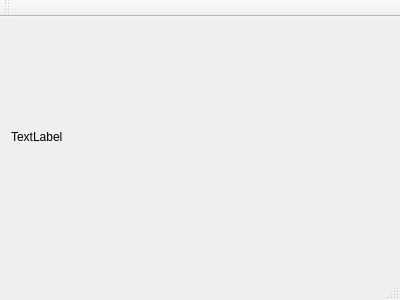
swenninger/FaceScanning, file FaceScanKinect/mainwindow.ui: the form before one commit.
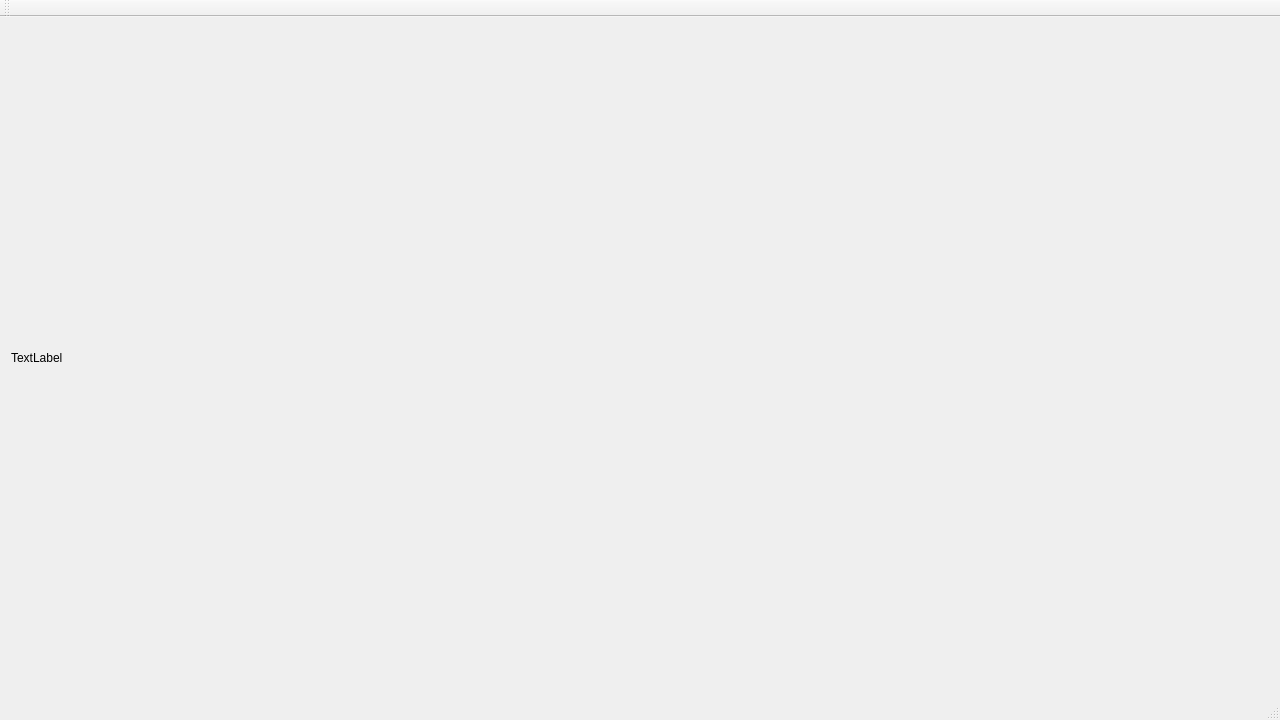
The form after the commit.

Commit message: Scale pixmap to parent size

```diff
--- a/FaceScanKinect/mainwindow.ui
+++ b/FaceScanKinect/mainwindow.ui
@@ -6,33 +6,45 @@
    <rect>
     <x>0</x>
     <y>0</y>
-    <width>400</width>
-    <height>300</height>
+    <width>1280</width>
+    <height>720</height>
    </rect>
   </property>
   <property name="windowTitle">
    <string>MainWindow</string>
   </property>
+  <property name="windowFilePath">
+   <string/>
+  </property>
+  <property name="documentMode">
+   <bool>false</bool>
+  </property>
   <widget class="QWidget" name="centralWidget">
-   <widget class="QWidget" name="verticalLayoutWidget">
-    <property name="geometry">
-     <rect>
-      <x>0</x>
-      <y>-1</y>
-      <width>401</width>
-      <height>241</height>
-     </rect>
-    </property>
+   <property name="enabled">
+    <bool>true</bool>
+   </property>
+   <property name="autoFillBackground">
+    <bool>false</bool>
+   </property>
+   <layout class="QVBoxLayout" name="verticalLayout_2">
+    <item>
     <layout class="QVBoxLayout" name="verticalLayout">
      <item>
       <widget class="QLabel" name="colorLabel">
+        <property name="sizePolicy">
+         <sizepolicy hsizetype="Expanding" vsizetype="Expanding">
+          <horstretch>0</horstretch>
+          <verstretch>0</verstretch>
+         </sizepolicy>
+        </property>
        <property name="text">
         <string>TextLabel</string>
        </property>
       </widget>
      </item>
     </layout>
-   </widget>
+    </item>
+   </layout>
   </widget>
   <widget class="QMenuBar" name="menuBar">
    <property name="geometry">
```
Left out of the diff: 5 changed lines with no effect on the pictures. Lines whose indentation alone changed are shown as unchanged. The commit also changes 1 other file.
